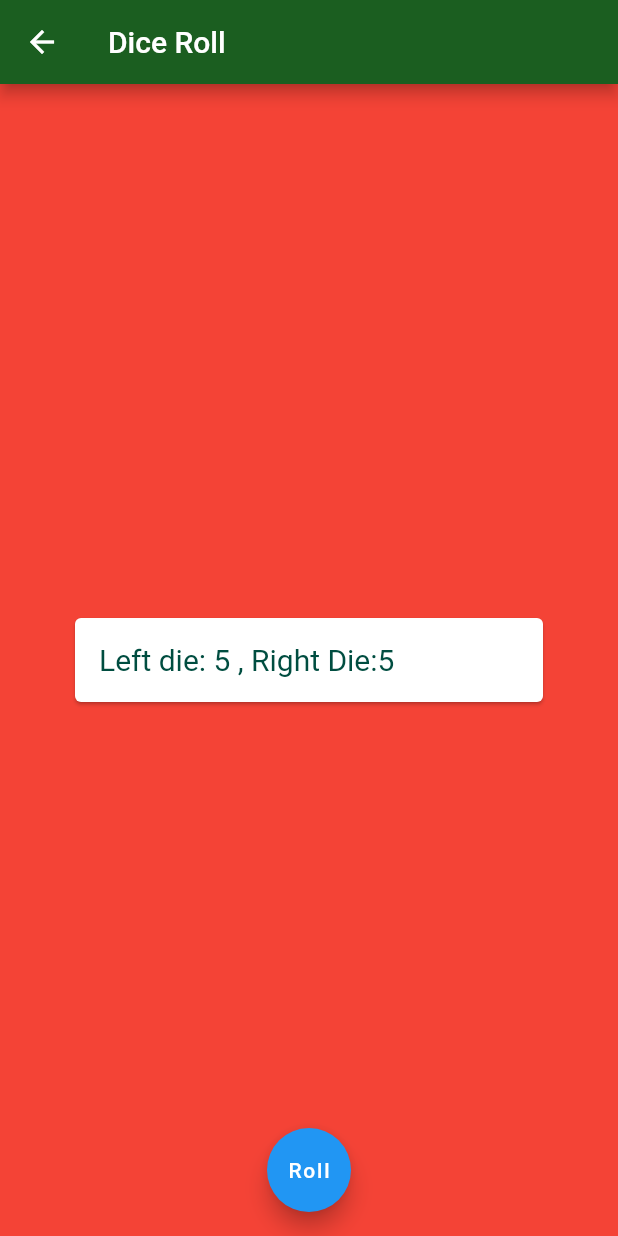
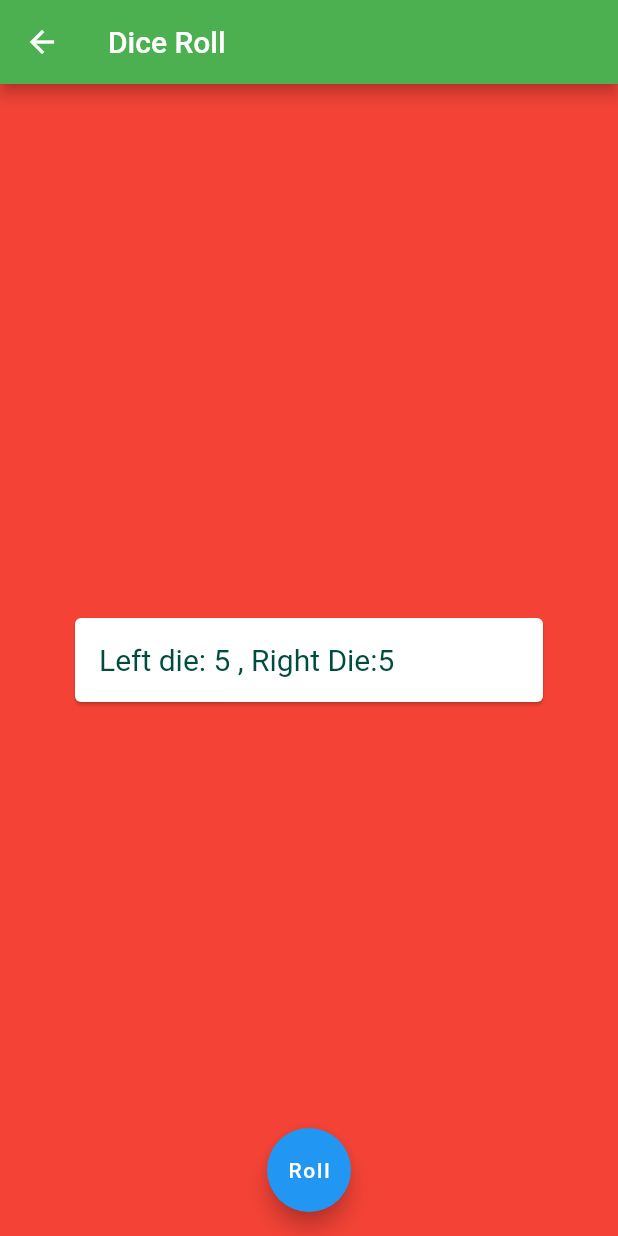
Before and after one commit to preethishenoy/dice_roll, a Flutter app: the screen it shows after launch, after a tap on the "navigate next" icon, on a phone screen of 412 x 824 dp. Run offline on Flutter 3.47's test engine with Material 2 defaults, Android fonts, the phone set to English and light mode, and no system bars; Roboto replaces fonts that are missing (Source Sans Pro).

```diff
--- a/lib/main.dart
+++ b/lib/main.dart
@@ -19,7 +19,7 @@ class MyApp extends StatelessWidget {
           backgroundColor: Colors.red,
           appBar: AppBar(
             title: Text('Dicee'),
-            backgroundColor: Colors.green[900],
+            backgroundColor: Colors.green,
           ),
           body: DicePage(),
           floatingActionButton: RollButton(),
--- a/lib/second_screen.dart
+++ b/lib/second_screen.dart
@@ -1,8 +1,6 @@
 import 'model/diceFaceModel.dart';
 import 'package:flutter/material.dart';
 import 'package:scoped_model/scoped_model.dart';
-
-import 'main.dart';
 import 'main.dart';
 
 class SecondScreen extends StatelessWidget {
@@ -12,7 +10,7 @@ class SecondScreen extends StatelessWidget {
       backgroundColor: Colors.red,
       appBar: AppBar(
         title: Text('Dice Roll'),
-        backgroundColor: Colors.green[900],
+        backgroundColor: Colors.green,
       ),
       body: ScopedModelDescendant<DiceFaceModel>(
           builder: (BuildContext context, Widget child, DiceFaceModel model) {
```
